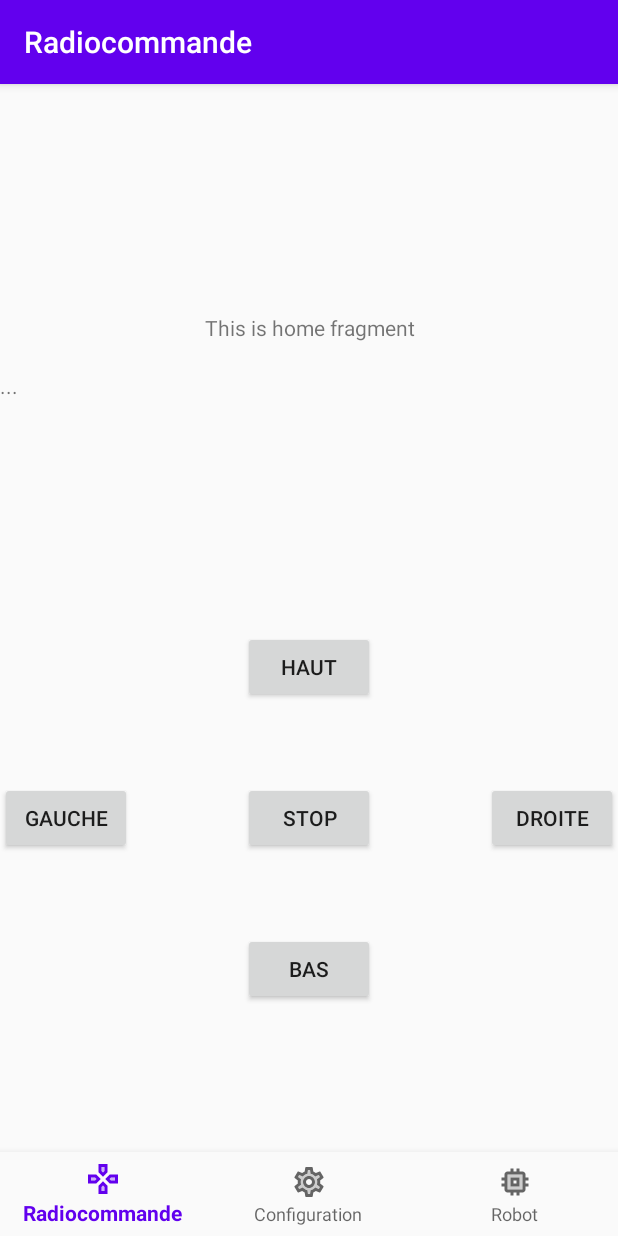
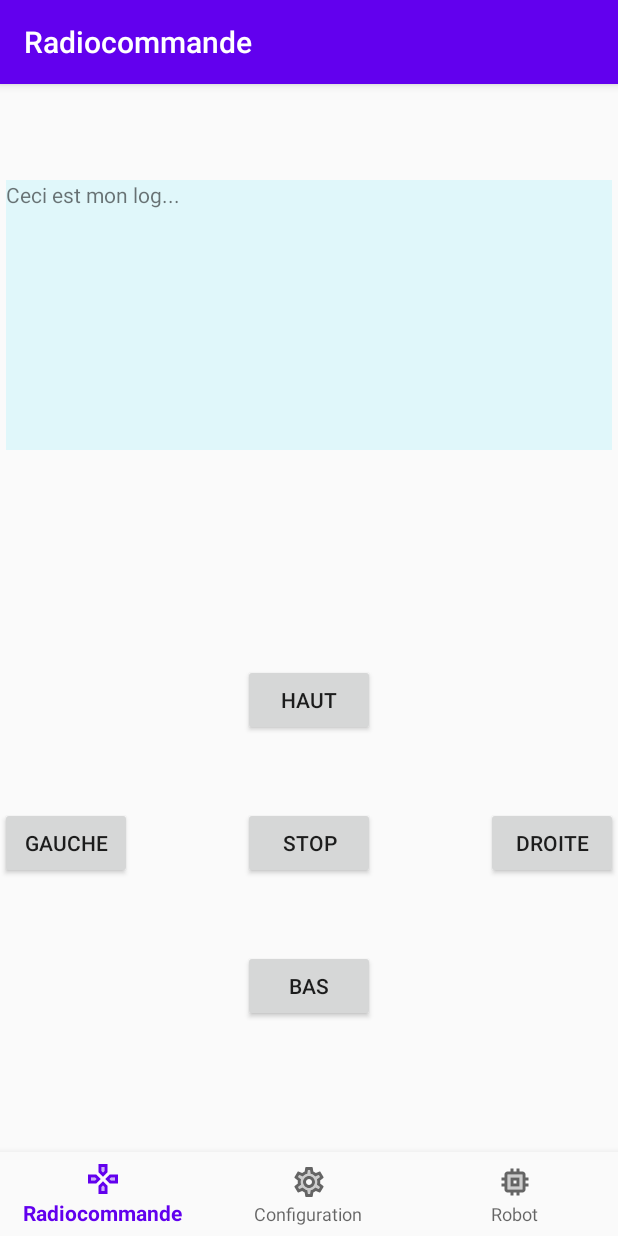
Before and after one commit to aduanra/robot-com, an Android app: the screen it shows after launch (MainActivity), on a phone screen of 412 x 824 dp. Run offline under Robolectric (Android 15) with nearby library versions, the phone set to English and light mode, and no system bars; our stand-ins replace navigation-ui; 1 statement that could not run was skipped.

Commit message:
Debut de liaison entre IHM / Modèle et com TCP  - Log de radiocommande + défilement fonctionnent

```diff
--- a/app/src/main/java/fr/atech/robotcom/ui/radiocommande/RadioCommandeFragment.java
+++ b/app/src/main/java/fr/atech/robotcom/ui/radiocommande/RadioCommandeFragment.java
@@ -4,13 +4,15 @@ import android.os.Bundle;
 import android.view.LayoutInflater;
 import android.view.View;
 import android.view.ViewGroup;
+import android.widget.Button;
+import android.widget.ScrollView;
 import android.widget.TextView;
 
 import androidx.annotation.NonNull;
-import androidx.annotation.Nullable;
 import androidx.fragment.app.Fragment;
-import androidx.lifecycle.Observer;
 import androidx.lifecycle.ViewModelProviders;
+
+import java.util.Random;
 
 import fr.atech.robotcom.R;
 
@@ -18,18 +20,59 @@ public class RadioCommandeFragment extends Fragment {
 
     private RadioCommandeViewModel radioCommandeViewModel;
 
+    // Logs
+    private ScrollView logScroller;
+    private TextView logText;
+
+    // Boutons
+    private Button stopButton;
+    private View.OnClickListener stopButtonOnClickListener = v -> stopButtonClicked();
+
     public View onCreateView(@NonNull LayoutInflater inflater,
-                             ViewGroup container, Bundle savedInstanceState) {
-        radioCommandeViewModel =
-                ViewModelProviders.of(this).get(RadioCommandeViewModel.class);
+                             ViewGroup container,
+                             Bundle savedInstanceState) {
+
+        // Associe le fragment au ViewModel
+        radioCommandeViewModel = ViewModelProviders.of(this).get(RadioCommandeViewModel.class);
+
+        // Affiche le fragment
         View root = inflater.inflate(R.layout.fragment_radiocommande, container, false);
-        final TextView textView = root.findViewById(R.id.text_radiocommande);
-        radioCommandeViewModel.getText().observe(getViewLifecycleOwner(), new Observer<String>() {
-            @Override
-            public void onChanged(@Nullable String s) {
-                textView.setText(s);
+
+        initLogDisplay(root);
+
+        stopButton = root.findViewById(R.id.button_rc_stop);
+        stopButton.setOnClickListener(stopButtonOnClickListener);
+
+        return root;
+    }
+
+
+    private void stopButtonClicked() {
+//        radioCommandeViewModel.sendCommand("stop");
+        radioCommandeViewModel.log("stop" + new Random().nextInt());
+        scrollLogToBottom();
+    }
+
+    private void initLogDisplay(View root) {
+        // Récupère la zone de log
+        logText = root.findViewById(R.id.text_radiocommande_log);
+
+        // Met à jour la zone de log avec le log du ViewModel quand il change
+        radioCommandeViewModel.getLogContent().observe(getViewLifecycleOwner(), s -> updateLog(s));
+    }
+
+    private void updateLog(String s) {
+        logText.setText(s);
+        scrollLogToBottom();
+    }
+
+    private void scrollLogToBottom() {
+        logScroller.post(new Runnable() {
+            public void run() {
+                logScroller.smoothScrollTo(0, logText.getBottom());
             }
         });
-        return root;
     }
+
+
 }
--- a/app/src/main/java/fr/atech/robotcom/ui/radiocommande/RadioCommandeViewModel.java
+++ b/app/src/main/java/fr/atech/robotcom/ui/radiocommande/RadioCommandeViewModel.java
@@ -4,16 +4,44 @@ import androidx.lifecycle.LiveData;
 import androidx.lifecycle.MutableLiveData;
 import androidx.lifecycle.ViewModel;
 
+import fr.atech.robotcom.reseau.MinaTcpClient;
+import fr.atech.robotcom.reseau.RadioCommandeClientHandler;
+
 public class RadioCommandeViewModel extends ViewModel {
 
-    private MutableLiveData<String> mText;
+    private MinaTcpClient client;
+    private RadioCommandeClientHandler tcpClientHandler;
+    private String hostname = "192.168.1.3";
+    private Integer port = null;
+
+    private MutableLiveData<String> logContent;
 
     public RadioCommandeViewModel() {
-        mText = new MutableLiveData<>();
-        mText.setValue("This is home fragment");
+        logContent = new MutableLiveData<>();
+        logContent.setValue("Ceci est mon log...");
+
+        //initTcpCommunication();
     }
 
-    public LiveData<String> getText() {
-        return mText;
+    private void initTcpCommunication() {
+        // Associe le view model au TCP client handler pour qu'il puisse l'appeler quand des événement réseau surviennent
+        tcpClientHandler = new RadioCommandeClientHandler(this);
+
+        // Démarre le client TCP
+        client = new MinaTcpClient(hostname, port, tcpClientHandler);
     }
+
+    // Ajoute une ligne au log
+    public void log(final String logToDisplay) {
+        logContent.setValue(logContent.getValue() + "\n" + logToDisplay);
+    }
+
+    public void sendCommand(final String command){
+        client.sendMessage(command);
+    }
+
+    public LiveData<String> getLogContent() {
+        return logContent;
+    }
+
 }
--- a/app/src/main/res/layout/fragment_radiocommande.xml
+++ b/app/src/main/res/layout/fragment_radiocommande.xml
@@ -7,37 +7,40 @@
         android:layout_height="match_parent"
         tools:context=".ui.radiocommande.RadioCommandeFragment">
 
-    <TextView
-            android:id="@+id/text_radiocommande"
-            android:text="@string/title_radiocommande"
 
-            android:textAlignment="center"
+    <ScrollView
+        android:id="@+id/scroller_rc_log"
+        android:layout_width="fill_parent"
+        android:layout_height="180dp"
 
-            android:layout_width="match_parent"
-            android:layout_height="wrap_content"
-            android:layout_marginStart="8dp"
-            android:layout_marginTop="8dp"
-            android:layout_marginEnd="8dp"
+        android:layout_marginStart="4dp"
+        android:layout_marginTop="8dp"
+        android:layout_marginEnd="4dp"
 
-            app:layout_constraintEnd_toEndOf="parent"
-            app:layout_constraintStart_toStartOf="parent"
-            app:layout_constraintTop_toTopOf="parent"
-            app:layout_constraintBottom_toTopOf="@+id/button_rc_bas"
-            app:layout_constraintHorizontal_bias="0.0"
-            app:layout_constraintVertical_bias="0.184"/>
+        android:background="#E0F7FA"
 
-    <TextView
+        android:clipToPadding="false"
+        android:fadeScrollbars="false"
+        android:fillViewport="true"
+
+        android:scrollbarAlwaysDrawVerticalTrack="true"
+        android:scrollbarStyle="insideOverlay"
+        android:scrollbars="vertical"
+        app:layout_constraintEnd_toEndOf="parent"
+        app:layout_constraintStart_toStartOf="parent"
+        app:layout_constraintTop_toTopOf="parent">
+
+        <TextView
             android:id="@+id/text_radiocommande_log"
-            android:text="..."
-            android:layout_width="match_parent"
-            android:layout_height="wrap_content"
-            app:layout_constraintTop_toBottomOf="@+id/text_radiocommande"
-            app:layout_constraintStart_toStartOf="parent"
-            app:layout_constraintEnd_toEndOf="parent"
-            app:layout_constraintBottom_toBottomOf="parent"
-            app:layout_constraintHorizontal_bias="0.0"
-            app:layout_constraintVertical_bias="0.033"
-    />
+            android:layout_width="fill_parent"
+
+            android:layout_height="fill_parent"
+            android:layout_weight="1.0"
+            android:text="Log..."
+
+            />
+    </ScrollView>
+
 
     <Button
             android:id="@+id/button_rc_haut"
@@ -45,7 +48,7 @@
             android:layout_width="wrap_content"
             android:layout_height="wrap_content"
 
-            app:layout_constraintTop_toBottomOf="@+id/text_radiocommande_log"
+            app:layout_constraintTop_toBottomOf="@+id/scroller_rc_log"
             app:layout_constraintBottom_toTopOf="@+id/button_rc_bas"
 
             app:layout_constraintStart_toStartOf="parent"
@@ -113,4 +116,7 @@
 
     />
 
+
+
+
 </androidx.constraintlayout.widget.ConstraintLayout>
```
Also changed, not shown: app/src/main/java/fr/atech/robotcom/reseau/MinaTcpClient.java (+21 -4 lines), app/src/main/java/fr/atech/robotcom/reseau/MinaTcpServer.java (+13 -3 lines), app/src/main/java/fr/atech/robotcom/reseau/RadioCommandeClientHandler.java (+19 -0 lines), app/src/main/java/fr/atech/robotcom/reseau/RobotServerHandler.java (+12 -0 lines), app/src/main/res/drawable-v24/contour_noir_bg.xml (added, +9 -0 lines), gradle/wrapper/gradle-wrapper.properties, 2 other files.
